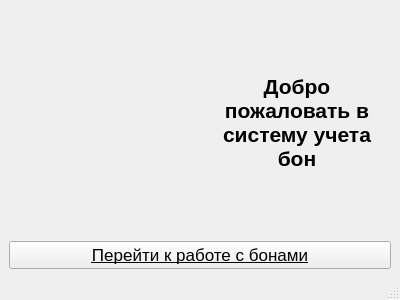
First picture: the form in ui/MainWindow.ui, repository ConnCaster/Banknoter, before the edit.
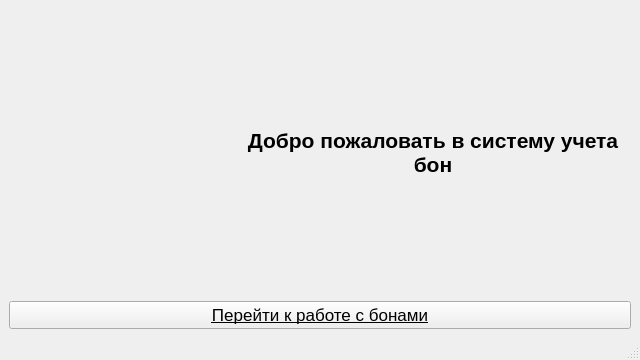
Second picture: the form after the edit. Icons and pictures are not drawn.

```diff
--- a/ui/MainWindow.ui
+++ b/ui/MainWindow.ui
@@ -9,8 +9,8 @@
    <rect>
     <x>0</x>
     <y>0</y>
-    <width>400</width>
-    <height>300</height>
+    <width>640</width>
+    <height>360</height>
    </rect>
   </property>
   <property name="sizePolicy">
@@ -21,14 +21,14 @@
   </property>
   <property name="minimumSize">
    <size>
-    <width>0</width>
-    <height>0</height>
+    <width>640</width>
+    <height>360</height>
    </size>
   </property>
   <property name="maximumSize">
    <size>
-    <width>400</width>
-    <height>300</height>
+    <width>640</width>
+    <height>360</height>
    </size>
   </property>
   <property name="windowTitle">
@@ -41,11 +41,23 @@
       <item>
        <widget class="QLabel" name="labelLogo">
         <property name="sizePolicy">
-         <sizepolicy hsizetype="Preferred" vsizetype="Preferred">
-          <horstretch>0</horstretch>
-          <verstretch>0</verstretch>
+         <sizepolicy hsizetype="Fixed" vsizetype="Fixed">
+          <horstretch>220</horstretch>
+          <verstretch>220</verstretch>
          </sizepolicy>
         </property>
+        <property name="minimumSize">
+         <size>
+          <width>220</width>
+          <height>220</height>
+         </size>
+        </property>
+        <property name="maximumSize">
+         <size>
+          <width>220</width>
+          <height>220</height>
+         </size>
+        </property>
         <property name="text">
          <string/>
         </property>
```
Left out of the diff: 6 changed lines with no effect on the pictures.
